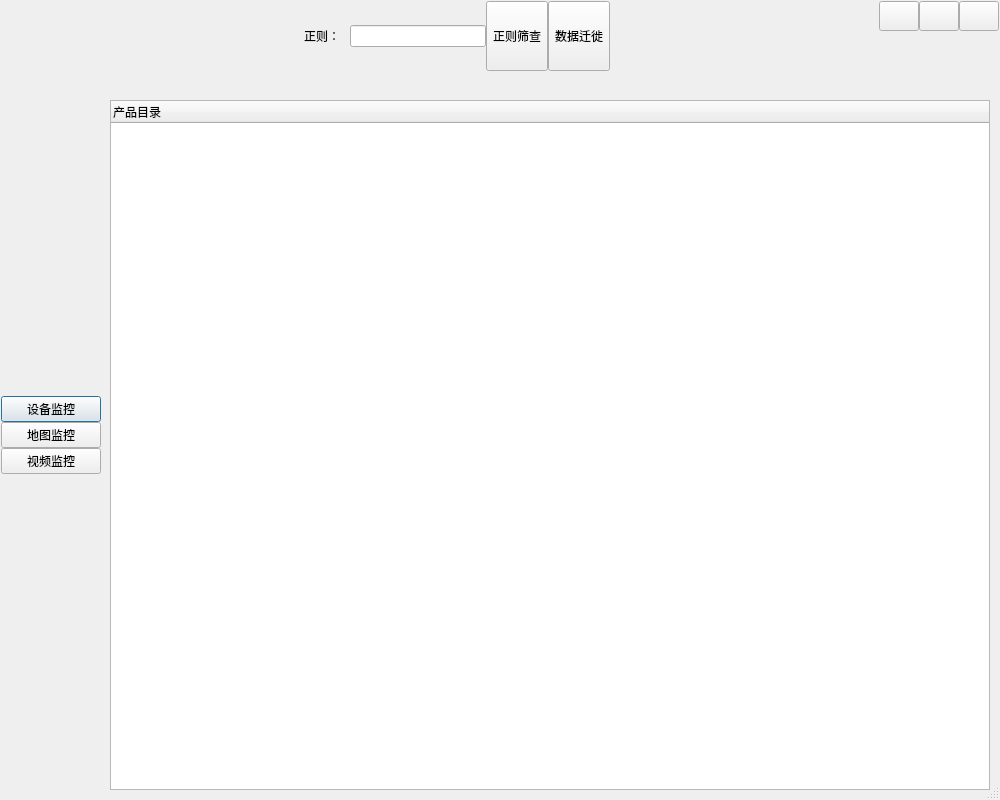
Qt form demo/uidemo2.ui (jieche/QT_GUI) before a commit.
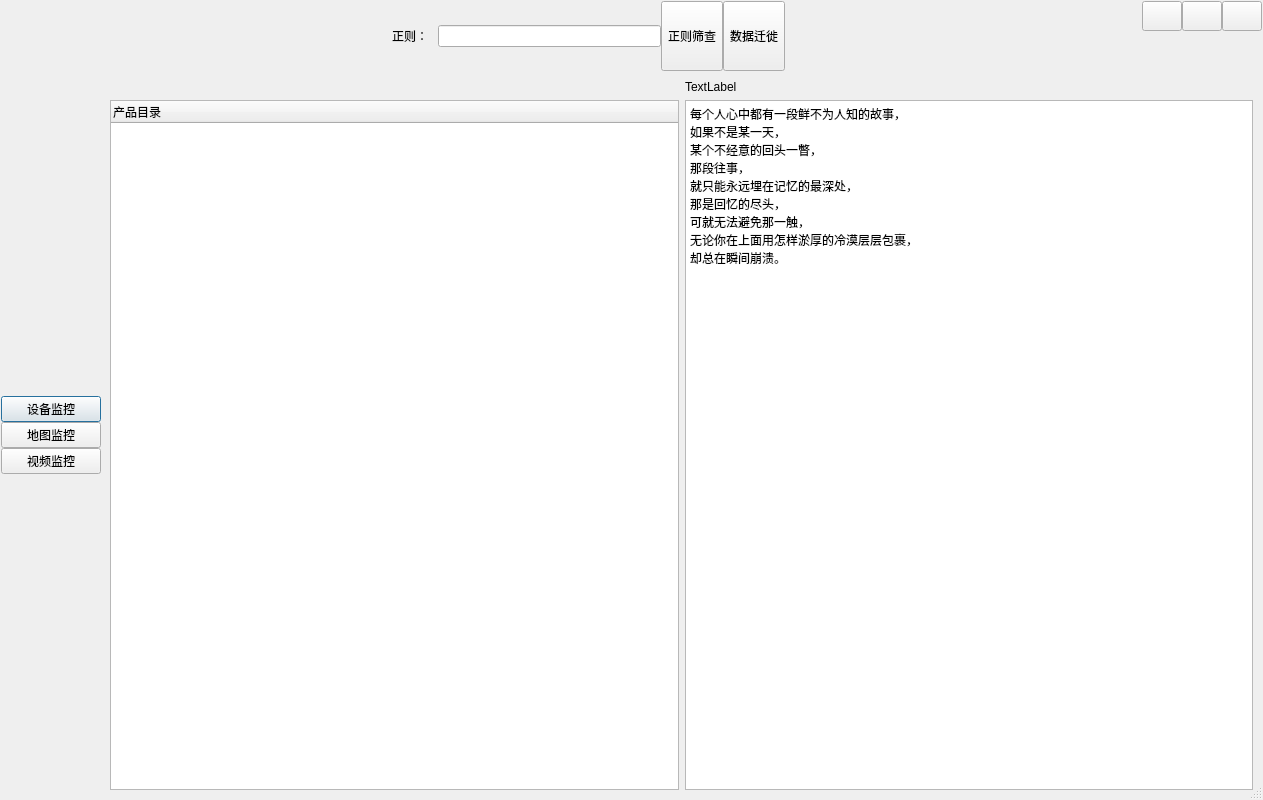
The same form after that commit. Icons and pictures are not drawn.

```diff
--- a/demo/uidemo2.ui
+++ b/demo/uidemo2.ui
@@ -6,7 +6,7 @@
    <rect>
     <x>0</x>
     <y>0</y>
-    <width>1000</width>
+    <width>1263</width>
     <height>800</height>
    </rect>
   </property>
@@ -92,15 +92,14 @@
    </item>
    <item row="1" column="1">
     <widget class="QWidget" name="widget_main" native="true">
+     <layout class="QHBoxLayout" name="horizontalLayout">
+      <item>
      <layout class="QVBoxLayout" name="verticalLayout_2">
       <item>
        <widget class="QLabel" name="label">
         <property name="text">
          <string/>
         </property>
-        <property name="alignment">
-         <set>Qt::AlignCenter</set>
-        </property>
        </widget>
       </item>
       <item>
@@ -113,6 +112,34 @@
        </widget>
       </item>
      </layout>
+      </item>
+      <item>
+       <layout class="QVBoxLayout" name="verticalLayout_3">
+        <item>
+         <widget class="QLabel" name="label_des">
+          <property name="text">
+           <string>TextLabel</string>
+          </property>
+         </widget>
+        </item>
+        <item>
+         <widget class="QPlainTextEdit" name="plainTextEdit">
+          <property name="plainText">
+           <string>每个人心中都有一段鲜不为人知的故事，
+如果不是某一天，
+某个不经意的回头一瞥，
+那段往事，
+就只能永远埋在记忆的最深处，
+那是回忆的尽头，
+可就无法避免那一触，
+无论你在上面用怎样淤厚的冷漠层层包裹，
+却总在瞬间崩溃。</string>
+          </property>
+         </widget>
+        </item>
+       </layout>
+      </item>
+     </layout>
     </widget>
    </item>
    <item row="0" column="0" colspan="2">
```
Left out of the diff: 26 changed lines with no effect on the pictures. Lines whose indentation alone changed are shown as unchanged.
